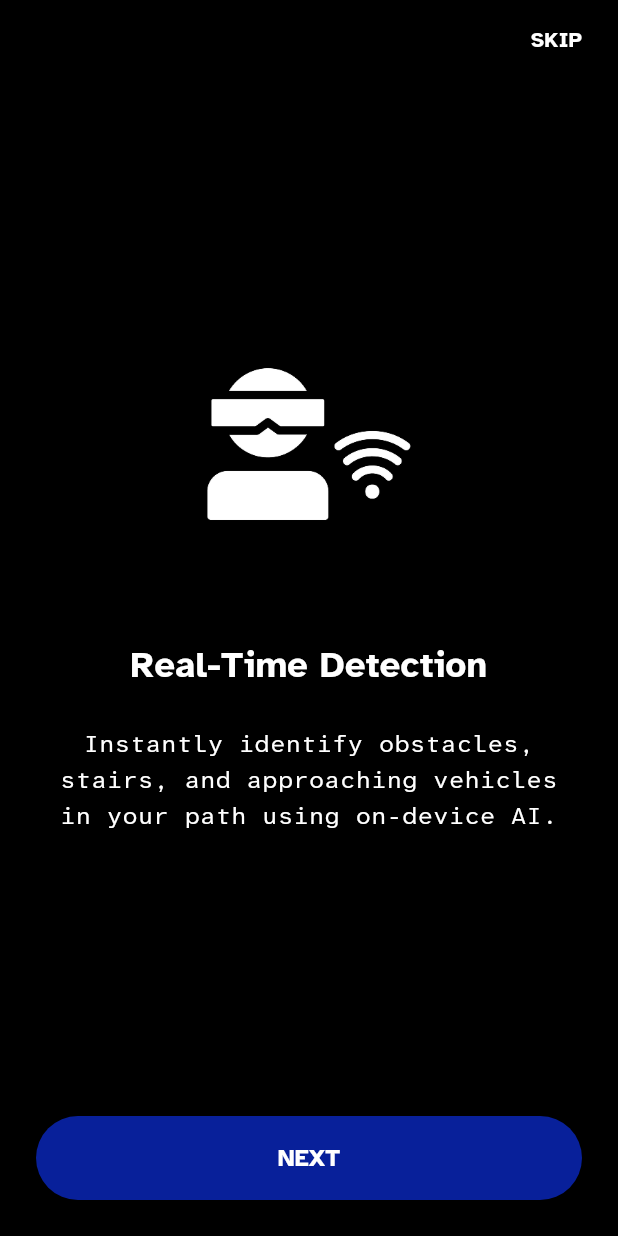
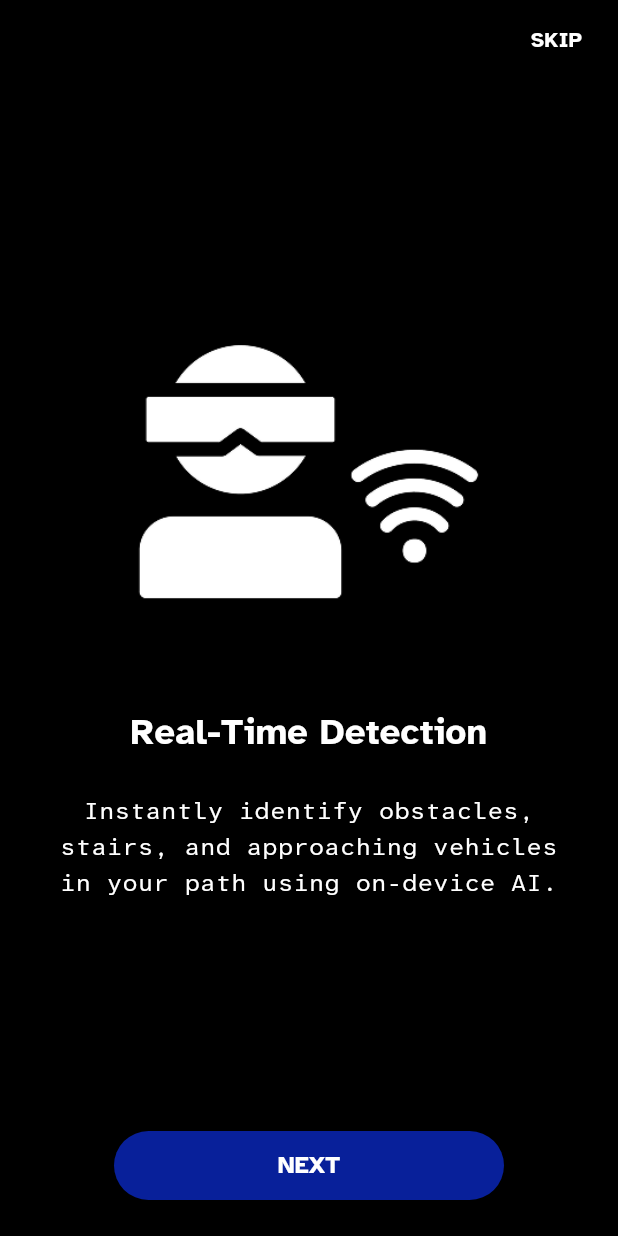
Before and after one commit to darknecrocities/EasyLense, a Flutter app: the IntroductionScreen screen opened directly, on a phone screen of 412 x 824 dp. Run offline on Flutter 3.47's test engine with Material 3 defaults, Android fonts, the light colour scheme and no system bars; our stand-ins replace flutter_tts.

Commit message:
feat: introduction screen

```diff
--- a/lib/screens/introduction_screen.dart
+++ b/lib/screens/introduction_screen.dart
@@ -107,11 +107,11 @@ class _IntroductionScreenState extends State<IntroductionScreen> {
                         // Icon image
                         Image.asset(
                           data['icon']!,
-                          width: 150,
-                          height: 150,
+                          width: 250,
+                          height: 250,
                           fit: BoxFit.contain,
                         ),
-                        const SizedBox(height: 60),
+                        const SizedBox(height: 40),
 
                         // Title
                         Text(
@@ -148,8 +148,8 @@ class _IntroductionScreenState extends State<IntroductionScreen> {
             Padding(
               padding: const EdgeInsets.all(24.0),
               child: SizedBox(
-                width: double.infinity,
-                height: 56,
+                width: 260,
+                height: 46,
                 child: ElevatedButton(
                   onPressed: _nextPage,
                   style: ElevatedButton.styleFrom(
--- a/lib/screens/welcome_screen.dart
+++ b/lib/screens/welcome_screen.dart
@@ -1,5 +1,5 @@
 import 'package:flutter/material.dart';
-import 'package:easylense_prototype/screens/home_screen.dart';
+import 'package:easylense_prototype/screens/introduction_screen.dart';
 
 class WelcomeScreen extends StatefulWidget {
   const WelcomeScreen({super.key});
@@ -35,10 +35,10 @@ class _WelcomeScreenState extends State<WelcomeScreen> {
     // 3. Wait a bit while showing logo
     await Future.delayed(const Duration(seconds: 2));
 
-    // 4. Navigate to home screen
+    // 4. Navigate to introduction screen
     if (mounted) {
       Navigator.of(context).pushReplacement(
-        MaterialPageRoute(builder: (context) => const HomeScreen()),
+        MaterialPageRoute(builder: (context) => const IntroductionScreen()),
       );
     }
   }
```
Also changed, not shown: lib/main.dart (+9 -2 lines), 1 other file.
